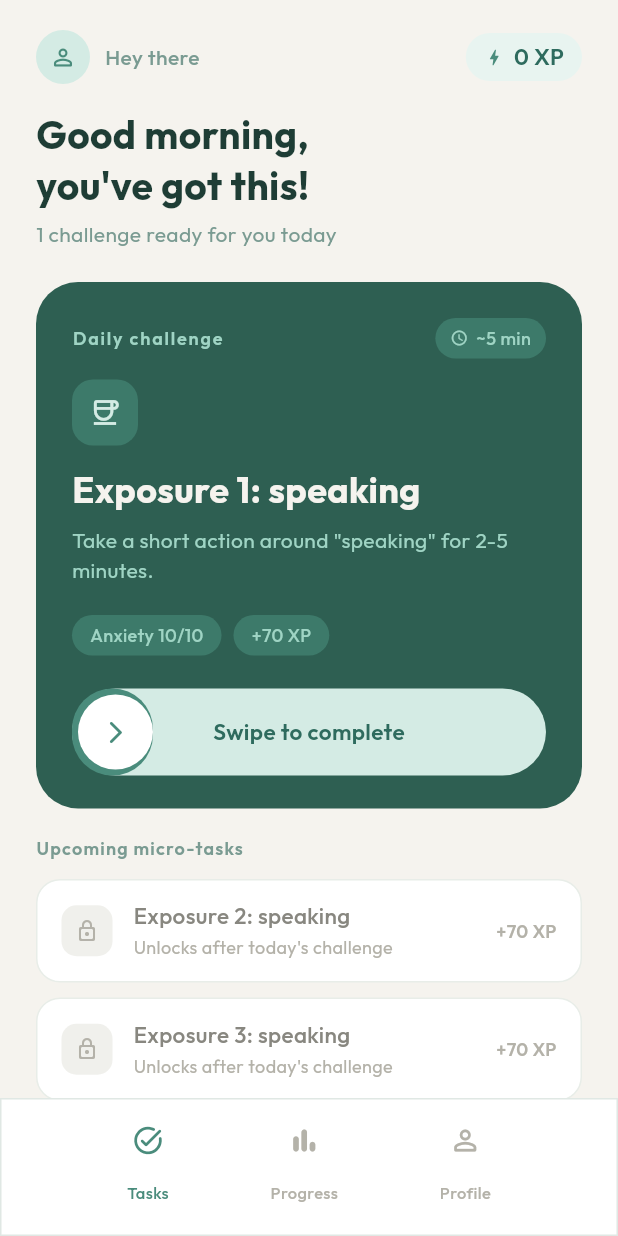
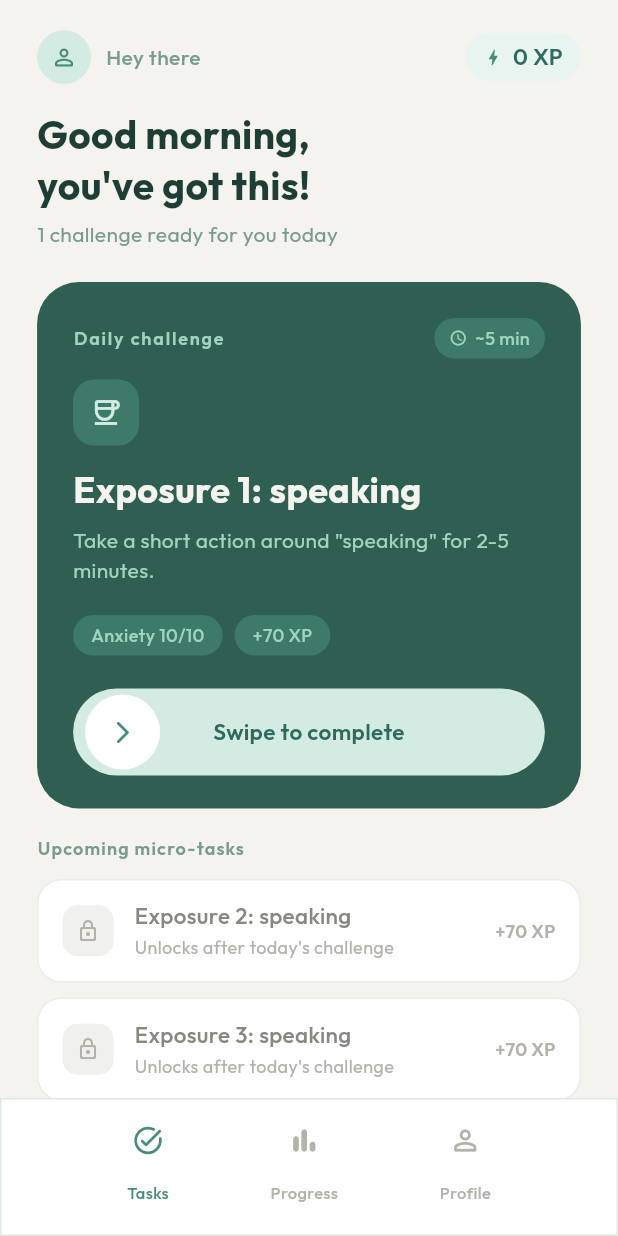
Before and after one commit to ahmeterenyasar/expoze, a Flutter app: the screen it shows after launch, after a tap on "Public speaking", after a tap on "Continue", on a phone screen of 412 x 824 dp. Run offline on Flutter 3.47's test engine with Material 3 defaults, Android fonts, the light colour scheme and no system bars; drawn by our look-alikes of slide_to_act; our stand-ins replace flutter_bloc, google_fonts, isar; accounts and stored records are empty; generated files the repository leaves out were written again.

Commit message:
feat: Update bottom navigation bar padding and integrate slide-to-act package for swipe actions

```diff
--- a/lib/core/widgets/custom_bottom_nav_bar.dart
+++ b/lib/core/widgets/custom_bottom_nav_bar.dart
@@ -33,9 +33,11 @@ class CustomBottomNavBar extends StatelessWidget {
 
   @override
   Widget build(BuildContext context) {
+    final effectivePadding = EdgeInsets.fromLTRB(20, 14, 20, 18);
+
     return Container(
       width: double.infinity,
-      padding: padding,
+      padding: effectivePadding,
       decoration: ShapeDecoration(
         color: backgroundColor,
         shape: RoundedRectangleBorder(
--- a/lib/features/tasks/tasks_screen.dart
+++ b/lib/features/tasks/tasks_screen.dart
@@ -133,8 +133,7 @@ class _TasksViewState extends State<_TasksView> {
   Widget build(BuildContext context) {
     return Scaffold(
       backgroundColor: AppColors.backgroundCream,
-      body: SafeArea(
-        child: BlocConsumer<TaskCubit, TaskState>(
+      body: BlocConsumer<TaskCubit, TaskState>(
         listener: (context, state) {
           if (state is TaskError) {
             ScaffoldMessenger.of(context).showSnackBar(
@@ -161,7 +160,6 @@ class _TasksViewState extends State<_TasksView> {
               swipeResetSignal: _swipeResetSignal,
               onCompleteTask: _handleCompleteTask,
               onDismissOverlay: _resetCompletionOverlay,
-                onNavItemSelected: _onNavItemSelected,
             );
           }
 
@@ -177,6 +175,23 @@ class _TasksViewState extends State<_TasksView> {
           return const SizedBox.shrink();
         },
       ),
+      bottomNavigationBar: CustomBottomNavBar(
+        currentIndex: 0,
+        onItemSelected: _onNavItemSelected,
+        items: const [
+          CustomBottomNavBarItem(
+            label: 'Tasks',
+            icon: Icon(Icons.task_alt_rounded),
+          ),
+          CustomBottomNavBarItem(
+            label: 'Progress',
+            icon: Icon(Icons.bar_chart_rounded),
+          ),
+          CustomBottomNavBarItem(
+            label: 'Profile',
+            icon: Icon(Icons.person_outline_rounded),
+          ),
+        ],
       ),
     );
   }
@@ -190,7 +205,6 @@ class _TasksContent extends StatelessWidget {
     required this.swipeResetSignal,
     required this.onCompleteTask,
     required this.onDismissOverlay,
-    required this.onNavItemSelected,
   });
 
   final UserModel? user;
@@ -199,20 +213,24 @@ class _TasksContent extends StatelessWidget {
   final int swipeResetSignal;
   final ValueChanged<TaskModel> onCompleteTask;
   final VoidCallback onDismissOverlay;
-  final ValueChanged<int> onNavItemSelected;
 
   @override
   Widget build(BuildContext context) {
     final challengeTask = tasks.isNotEmpty ? tasks.first : null;
     final upcomingTasks = tasks.length > 1 ? tasks.skip(1).toList() : const <TaskModel>[];
+    final topInset = MediaQuery.paddingOf(context).top;
+    final screenWidth = MediaQuery.sizeOf(context).width;
+    final horizontalPadding = (screenWidth * 0.06).clamp(16.0, 28.0);
 
     return Stack(
       children: [
-        Column(
-          children: [
-            Expanded(
-              child: SingleChildScrollView(
-                padding: const EdgeInsets.fromLTRB(24, 20, 24, 20),
+        SingleChildScrollView(
+          padding: EdgeInsets.fromLTRB(
+            horizontalPadding,
+            topInset + 20,
+            horizontalPadding,
+            20,
+          ),
           child: Column(
             crossAxisAlignment: CrossAxisAlignment.start,
             children: [
@@ -258,29 +276,9 @@ class _TasksContent extends StatelessWidget {
                           )
                           .toList(),
               ),
+              SizedBox(height: MediaQuery.paddingOf(context).bottom + 16),
             ],
           ),
-              ),
-            ),
-            CustomBottomNavBar(
-              currentIndex: 0,
-              onItemSelected: onNavItemSelected,
-              items: const [
-                CustomBottomNavBarItem(
-                  label: 'Tasks',
-                  icon: Icon(Icons.task_alt_rounded),
-                ),
-                CustomBottomNavBarItem(
-                  label: 'Progress',
-                  icon: Icon(Icons.bar_chart_rounded),
-                ),
-                CustomBottomNavBarItem(
-                  label: 'Profile',
-                  icon: Icon(Icons.person_outline_rounded),
-                ),
-              ],
-            ),
-          ],
         ),
         if (showCompletionOverlay)
           Positioned.fill(
--- a/lib/features/tasks/widgets/swipe_complete_action.dart
+++ b/lib/features/tasks/widgets/swipe_complete_action.dart
@@ -1,8 +1,9 @@
 import 'package:flutter/material.dart';
+import 'package:slide_to_act/slide_to_act.dart';
 
 import '../../../core/theme/theme.dart';
 
-class SwipeCompleteAction extends StatefulWidget {
+class SwipeCompleteAction extends StatelessWidget {
   const SwipeCompleteAction({
     super.key,
     required this.onCompleted,
@@ -17,140 +18,36 @@ class SwipeCompleteAction extends StatefulWidget {
   final bool enabled;
 
   @override
-  State<SwipeCompleteAction> createState() => _SwipeCompleteActionState();
-}
-
-class _SwipeCompleteActionState extends State<SwipeCompleteAction> {
-  static const double _thumbSize = 50;
-  static const double _trackPadding = 4;
-  static const double _trackHeight = 58;
-
-  double _thumbLeft = _trackPadding;
-  bool _isCompleted = false;
-
-  @override
-  void didUpdateWidget(covariant SwipeCompleteAction oldWidget) {
-    super.didUpdateWidget(oldWidget);
-    if (oldWidget.resetSignal != widget.resetSignal) {
-      _reset();
-    }
-  }
-
-  void _reset() {
-    if (!mounted) {
-      return;
-    }
-
-    setState(() {
-      _isCompleted = false;
-      _thumbLeft = _trackPadding;
-    });
-  }
-
-  void _onDragUpdate(DragUpdateDetails details, double maxLeft) {
-    if (!widget.enabled || _isCompleted) {
-      return;
-    }
-
-    setState(() {
-      _thumbLeft = (_thumbLeft + details.delta.dx).clamp(_trackPadding, maxLeft);
-    });
-  }
-
-  void _onDragEnd(double maxLeft) {
-    if (!widget.enabled || _isCompleted) {
-      return;
-    }
-
-    final progress = ((_thumbLeft - _trackPadding) / (maxLeft - _trackPadding)).clamp(0.0, 1.0);
-    if (progress >= 0.92) {
-      setState(() {
-        _isCompleted = true;
-        _thumbLeft = maxLeft;
-      });
-      widget.onCompleted();
-      return;
-    }
-
-    setState(() {
-      _thumbLeft = _trackPadding;
-    });
-  }
-
-  @override
   Widget build(BuildContext context) {
-    return LayoutBuilder(
-      builder: (context, constraints) {
-        final maxLeft = constraints.maxWidth - (_thumbSize + _trackPadding);
-        final fillWidth = (_thumbLeft + _thumbSize).clamp(_thumbSize + _trackPadding, constraints.maxWidth);
-        final progress = ((_thumbLeft - _trackPadding) / (maxLeft - _trackPadding)).clamp(0.0, 1.0);
-
-        return SizedBox(
-          height: _trackHeight,
-          child: Stack(
-            children: [
-              Positioned.fill(
-                child: DecoratedBox(
-                  decoration: BoxDecoration(
-                    color: AppColors.sage200,
-                    borderRadius: BorderRadius.circular(100),
-                  ),
-                ),
-              ),
-              AnimatedPositioned(
-                duration: const Duration(milliseconds: 80),
-                curve: Curves.linear,
-                left: 0,
-                top: 0,
-                bottom: 0,
-                child: Container(
-                  width: fillWidth,
-                  decoration: BoxDecoration(
-                    color: AppColors.sage600,
-                    borderRadius: BorderRadius.circular(100),
-                  ),
-                ),
-              ),
-              Center(
+    return AbsorbPointer(
+      absorbing: !enabled,
       child: Opacity(
-                  opacity: 1 - progress,
-                  child: Text(
-                    widget.label,
-                    style: AppTextStyles.taskTitle.copyWith(
+        opacity: enabled ? 1 : 0.7,
+        child: SizedBox(
+          height: 58,
+          child: SlideAction(
+            key: ValueKey<int>(resetSignal),
+            text: label,
+            textStyle: AppTextStyles.taskTitle.copyWith(
               color: AppColors.sage800,
               fontWeight: FontWeight.w600,
             ),
-                  ),
-                ),
-              ),
-              AnimatedPositioned(
-                duration: const Duration(milliseconds: 80),
-                curve: Curves.linear,
-                left: _thumbLeft,
-                top: _trackPadding,
-                child: GestureDetector(
-                  onHorizontalDragUpdate: widget.enabled ? (details) => _onDragUpdate(details, maxLeft) : null,
-                  onHorizontalDragEnd: widget.enabled ? (_) => _onDragEnd(maxLeft) : null,
-                  child: Container(
-                    width: _thumbSize,
-                    height: _thumbSize,
-                    decoration: BoxDecoration(
-                      color: AppColors.surface,
-                      borderRadius: BorderRadius.circular(100),
-                    ),
-                    alignment: Alignment.center,
-                    child: Icon(
+            outerColor: AppColors.sage200,
+            innerColor: AppColors.surface,
+            borderRadius: 100,
+            elevation: 0,
+            sliderButtonIcon: Icon(
               Icons.arrow_forward_ios_rounded,
               size: 18,
               color: AppColors.primary,
             ),
+            onSubmit: () async {
+              onCompleted();
+              return;
+            },
           ),
         ),
       ),
-            ],
-          ),
-        );
-      },
     );
   }
 }
--- a/pubspec.yaml
+++ b/pubspec.yaml
@@ -22,6 +22,7 @@ dependencies:
   google_fonts: ^6.3.0
   cupertino_icons: ^1.0.8
   flutter_animate: ^4.5.0
+  slide_to_act: ^2.0.2
 
   # Localization
   intl: ^0.20.2
```
Also changed, not shown: pubspec.lock. Lines whose indentation alone changed are shown as unchanged.
